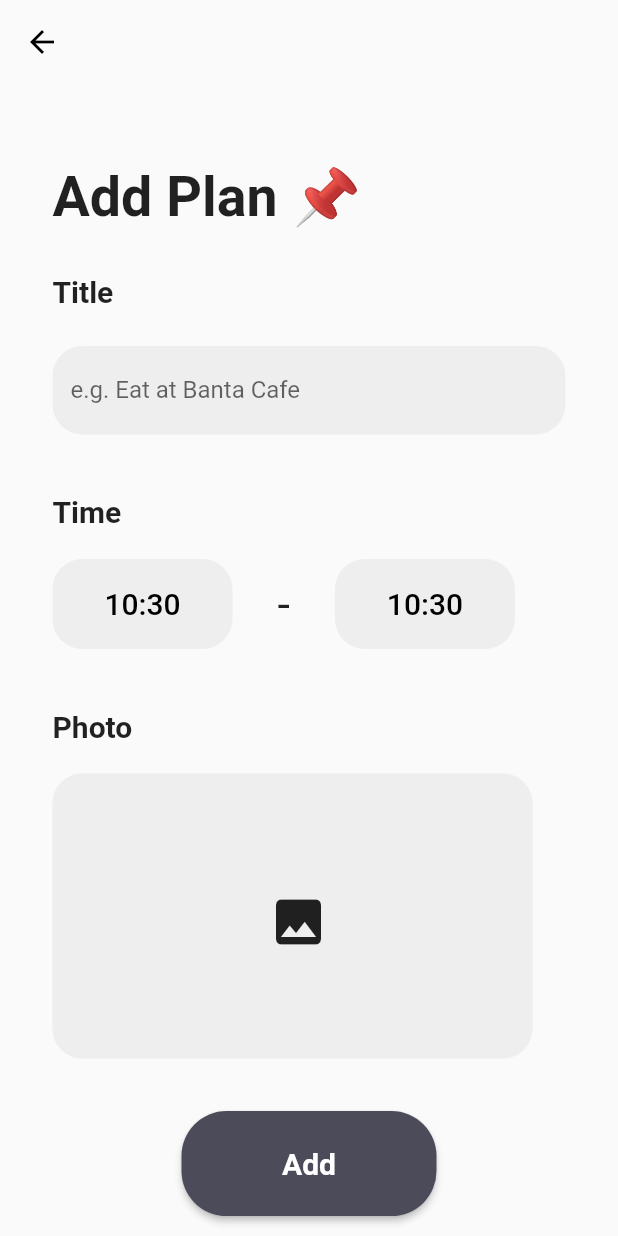
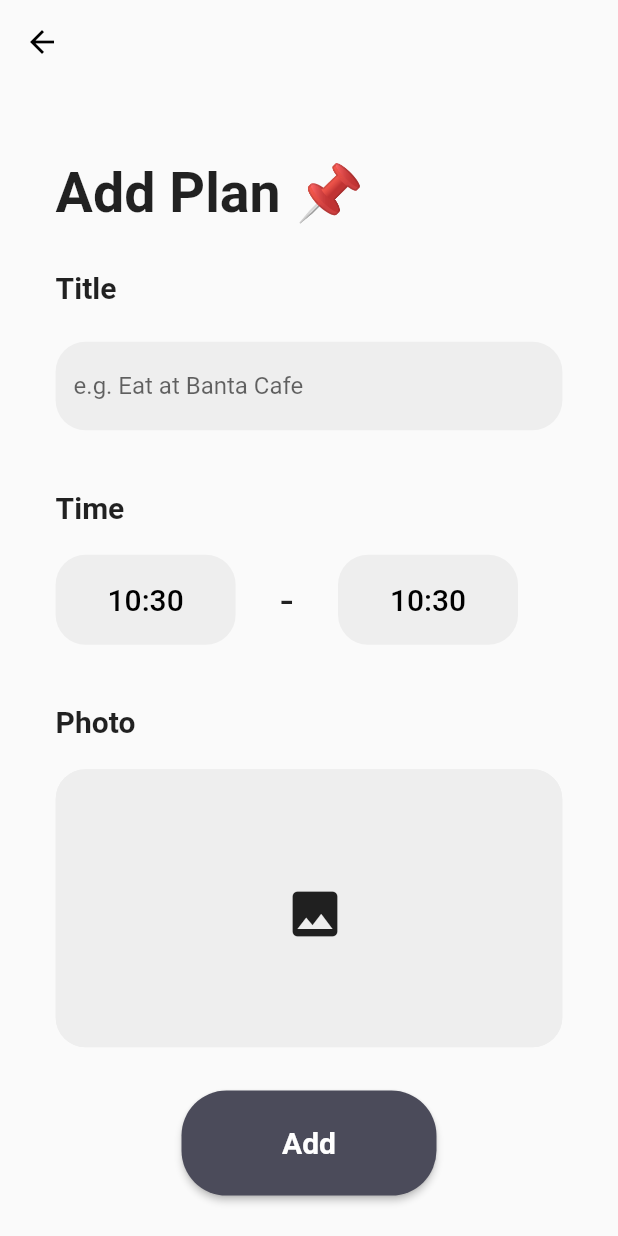
Before and after one commit to aoiorio/Travel-Knock, a Flutter app: the AddPlanScreen screen opened directly, on a phone screen of 412 x 824 dp. Run offline on Flutter 3.47's test engine with Material 3 defaults, Android fonts, the phone set to English and light mode, and no system bars; our stand-ins replace cached_network_image, flutter_custom_clippers, flutter_dotenv, image_picker, rive, shared_preferences and 3 more; missing offline and left inert: flutter_appauth; accounts and stored records are empty; network calls fail.

Commit message:
support: responsive at addPlanPage a little bit

```diff
--- a/lib/components/cards/plans/plan_details_card.dart
+++ b/lib/components/cards/plans/plan_details_card.dart
@@ -162,8 +162,8 @@ class _PlanDetailsCardState extends State<PlanDetailsCard> {
                 ),
                 if (widget.isDevelop)
                   Positioned(
-                    top: -10,
-                    right: 40,
+                    top: -(height * 0.01), // -10
+                    right: width * 0.1, // 40
                     child: Container(
                       width: 50,
                       height: 50,
--- a/lib/screens/create_plan/develop_plan/add_plan.dart
+++ b/lib/screens/create_plan/develop_plan/add_plan.dart
@@ -164,6 +164,10 @@ class _AddPlanScreenState extends State<AddPlanScreen> {
 
   @override
   Widget build(BuildContext context) {
+    // width and height
+    final width = MediaQuery.of(context).size.width;
+    final height = MediaQuery.of(context).size.height;
+
     // 現在時刻に0を増やす作戦
     if (DateTime.now().minute.toString().length == 1) {
       stringStartTime = '${DateTime.now().hour}:0${DateTime.now().minute}';
@@ -183,9 +187,10 @@ class _AddPlanScreenState extends State<AddPlanScreen> {
           child: Column(
             crossAxisAlignment: CrossAxisAlignment.start,
             children: [
-              const Padding(
-                padding: EdgeInsets.only(top: 110, left: 35),
-                child: Text(
+              Padding(
+                padding: EdgeInsets.only(
+                    top: height * 0.13, left: width * 0.09), // 110
+                child: const Text(
                   'Add Plan 📌',
                   style: TextStyle(
                     fontSize: 37,
@@ -194,16 +199,17 @@ class _AddPlanScreenState extends State<AddPlanScreen> {
                 ),
               ),
               Padding(
-                padding: const EdgeInsets.only(top: 30, left: 35, right: 35),
+                padding: EdgeInsets.only(
+                    top: 30, left: width * 0.09, right: width * 0.09),
                 child: CustomTextField(
                   title: 'Title',
                   labelText: 'e.g. Eat at Banta Cafe',
                   controller: planDetailTitleController,
                 ),
               ),
-              const Padding(
-                padding: EdgeInsets.only(top: 40, left: 35),
-                child: Text(
+              Padding(
+                padding: EdgeInsets.only(top: 40, left: width * 0.09),
+                child: const Text(
                   'Time',
                   style: TextStyle(
                     fontSize: 20,
@@ -212,7 +218,7 @@ class _AddPlanScreenState extends State<AddPlanScreen> {
                 ),
               ),
               Padding(
-                padding: const EdgeInsets.only(top: 20, left: 35),
+                padding: EdgeInsets.only(top: 20, left: width * 0.09),
                 child: Row(
                   children: [
                     SizedBox(
@@ -270,9 +276,9 @@ class _AddPlanScreenState extends State<AddPlanScreen> {
                   ],
                 ),
               ),
-              const Padding(
-                padding: EdgeInsets.only(top: 40, left: 35),
-                child: Text(
+              Padding(
+                padding: EdgeInsets.only(top: 40, left: width * 0.09),
+                child: const Text(
                   'Photo',
                   style: TextStyle(
                     fontSize: 20,
@@ -281,13 +287,15 @@ class _AddPlanScreenState extends State<AddPlanScreen> {
                 ),
               ),
               Container(
-                padding: const EdgeInsets.only(top: 20, left: 35),
+                padding: EdgeInsets.only(
+                    top: 20, left: width * 0.09, right: width * 0.09),
                 child: Stack(
                   alignment: Alignment.center,
                   children: [
                     Container(
-                      width: 320,
-                      height: 190,
+                      width: width * 0.9, // 320
+                      height:
+                          width >= 1000 ? height * 0.3 : height * 0.225, // 190
                       clipBehavior: Clip.antiAliasWithSaveLayer,
                       decoration: BoxDecoration(
                         borderRadius: BorderRadius.circular(20),
@@ -319,7 +327,7 @@ class _AddPlanScreenState extends State<AddPlanScreen> {
                 ),
               ),
               Padding(
-                padding: const EdgeInsets.only(bottom: 30, top: 35),
+                padding: EdgeInsets.only(bottom: 30, top: height * 0.035), // top: 35
                 child: Center(
                   child: SizedBox(
                     width: 170,
```
Also changed, not shown: 1 other file.
